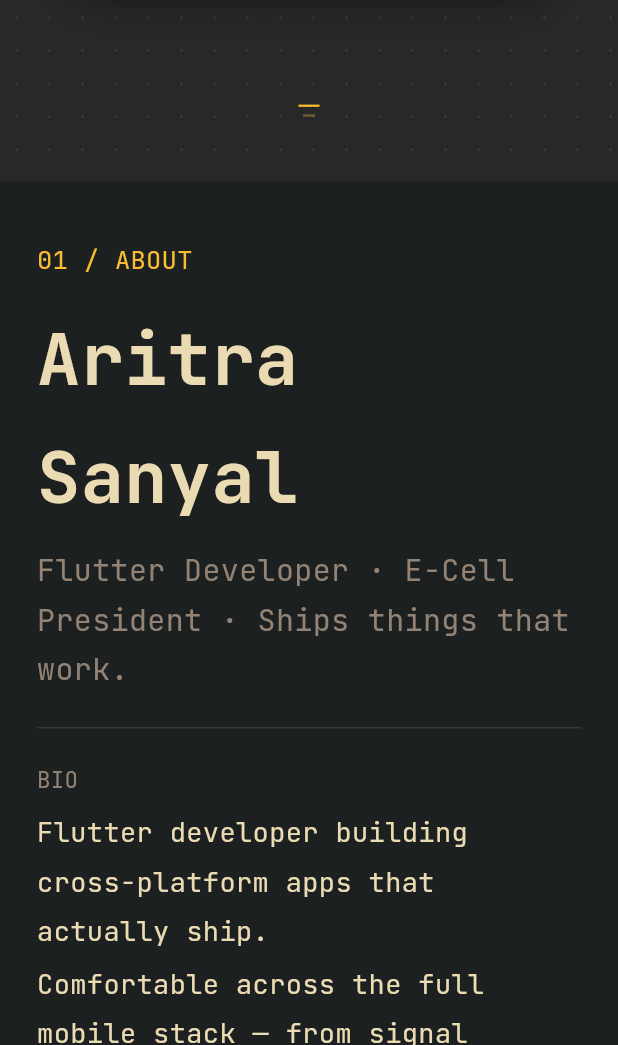
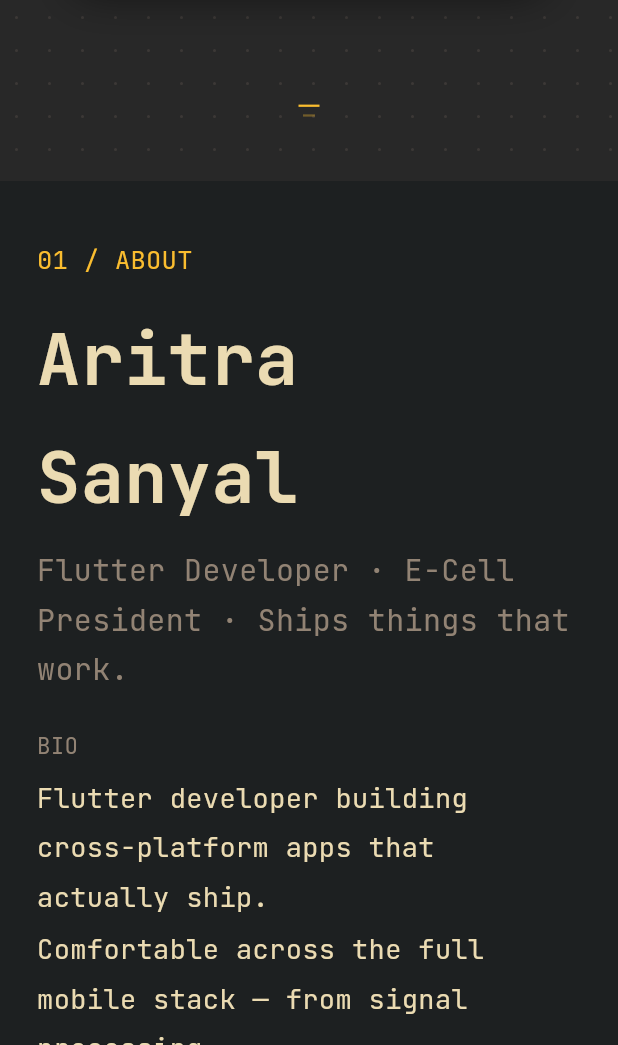
Before and after one commit to AritraSanyal/portfolio, a Flutter app: the screen it shows after launch, scrolled down 576 dp, on a phone screen of 412 x 824 dp, the part 191-1236 px from its top. Run offline on Flutter 3.47's test engine with Material 3 defaults, Android fonts, the phone set to English and light mode, and no system bars; our stand-ins replace google_fonts, web.

Commit message:
fix: move bio outside two-column layout for full-width rendering (#5)

```diff
--- a/lib/features/terminal/terminal_page.dart
+++ b/lib/features/terminal/terminal_page.dart
@@ -237,6 +237,12 @@ class _TerminalPageState extends State<TerminalPage>
             style: GruvboxText.muted(size: 20),
           ),
           const SizedBox(height: 22),
+          _buildInfoBlock('BIO', [
+            'Flutter developer building cross-platform apps that actually ship.',
+            'Comfortable across the full mobile stack — from signal processing',
+            'to animated dashboards to AI-powered ad generators.',
+          ]),
+          const SizedBox(height: 22),
           const Divider(height: 1, color: GruvboxColors.overlay),
           const SizedBox(height: 22),
           LayoutBuilder(
@@ -245,37 +251,6 @@ class _TerminalPageState extends State<TerminalPage>
                 return Column(
                   crossAxisAlignment: CrossAxisAlignment.start,
                   children: [
-                    _buildAboutLeft(),
-                    const SizedBox(height: 22),
-                    _buildAboutRight(),
-                  ],
-                );
-              }
-              return Row(
-                crossAxisAlignment: CrossAxisAlignment.start,
-                children: [
-                  Expanded(child: _buildAboutLeft()),
-                  const SizedBox(width: 48),
-                  Expanded(child: _buildAboutRight()),
-                ],
-              );
-            },
-          ),
-        ],
-      ),
-    );
-  }
-
-  Widget _buildAboutLeft() {
-    return Column(
-      crossAxisAlignment: CrossAxisAlignment.start,
-      children: [
-        _buildInfoBlock('BIO', [
-          'Flutter developer building cross-platform apps that actually ship.',
-          'Comfortable across the full mobile stack — from signal processing',
-          'to animated dashboards to AI-powered ad generators.',
-        ]),
-        const SizedBox(height: 18),
                     _buildInfoBlock('EDUCATION', [
                       'B.Tech CSE · UEM Jaipur · CGPA 7.65',
                       '2022 – Present',
@@ -285,14 +260,7 @@ class _TerminalPageState extends State<TerminalPage>
                       'President · UEM Jaipur · 2024–25',
                       '30-member team · 3 events · 200+ students',
                     ]),
-      ],
-    );
-  }
-
-  Widget _buildAboutRight() {
-    return Column(
-      crossAxisAlignment: CrossAxisAlignment.start,
-      children: [
+                    const SizedBox(height: 18),
                     _buildInfoBlock('CONTACT', [
                       '+91 7980769212',
                       'aritra.sanyal.official@gmail.com',
@@ -310,6 +278,57 @@ class _TerminalPageState extends State<TerminalPage>
                       '50–100 beginner · 40 advanced students',
                     ]),
                   ],
+                );
+              }
+              return Row(
+                crossAxisAlignment: CrossAxisAlignment.start,
+                children: [
+                  Expanded(
+                    child: Column(
+                      crossAxisAlignment: CrossAxisAlignment.start,
+                      children: [
+                        _buildInfoBlock('EDUCATION', [
+                          'B.Tech CSE · UEM Jaipur · CGPA 7.65',
+                          '2022 – Present',
+                        ]),
+                        const SizedBox(height: 18),
+                        _buildInfoBlock('E-CELL', [
+                          'President · UEM Jaipur · 2024–25',
+                          '30-member team · 3 events · 200+ students',
+                        ]),
+                        const SizedBox(height: 18),
+                        _buildInfoBlock('CONTACT', [
+                          '+91 7980769212',
+                          'aritra.sanyal.official@gmail.com',
+                        ], links: [
+                          null,
+                          'mailto:aritra.sanyal.official@gmail.com',
+                        ]),
+                      ],
+                    ),
+                  ),
+                  const SizedBox(width: 48),
+                  Expanded(
+                    child: Column(
+                      crossAxisAlignment: CrossAxisAlignment.start,
+                      children: [
+                        _buildInfoBlock('LOCATION', [
+                          'Jaipur, Rajasthan, India',
+                        ]),
+                        const SizedBox(height: 18),
+                        _buildInfoBlock('WORKSHOP', [
+                          'Mentor · Flutter Workshop 2024',
+                          '50–100 beginner · 40 advanced students',
+                        ]),
+                      ],
+                    ),
+                  ),
+                ],
+              );
+            },
+          ),
+        ],
+      ),
     );
   }
 
```
Lines whose indentation alone changed are shown as unchanged.
